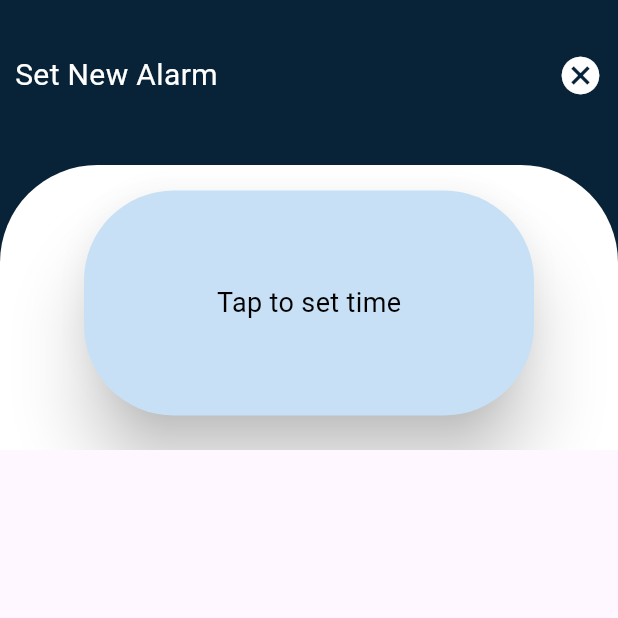
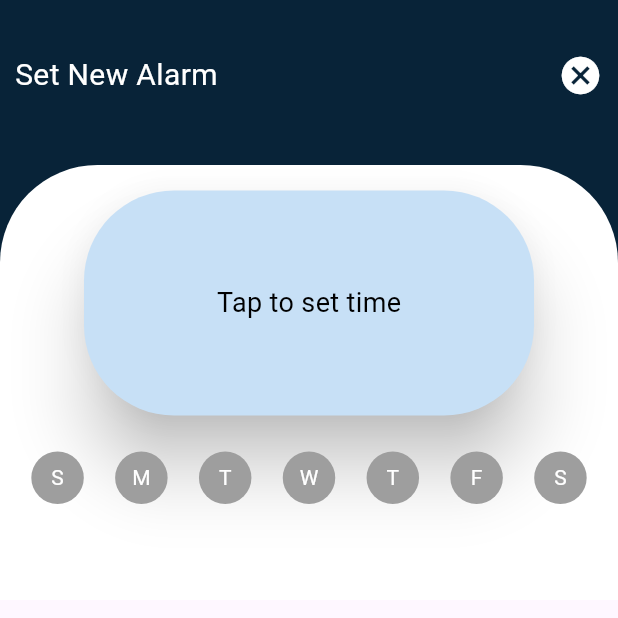
Before and after one commit to RasnaRasna/Alarm-App-with-Location-Based-Weather-Integration, a Flutter app: the AddHabit screen opened directly, on a phone screen of 412 x 824 dp, the top half of it. Run offline on Flutter 3.47's test engine with Material 3 defaults, Android fonts, the light colour scheme and no system bars.

Commit message:
Implemented day selection feature in alarm setup

```diff
--- a/lib/widgets/curverd_container.dart
+++ b/lib/widgets/curverd_container.dart
@@ -1,5 +1,6 @@
-import 'package:alarm_weather_app/widgets/date_picker.dart';
+// Import necessary packages and files
 import 'package:flutter/material.dart';
+import 'date_picker.dart'; // Assuming you have a file for the AlarmTime widget
 
 class CurvedBorderContainer extends StatefulWidget {
   @override
@@ -8,11 +9,13 @@ class CurvedBorderContainer extends StatefulWidget {
 
 class _CurvedBorderContainerState extends State<CurvedBorderContainer> {
   TimeOfDay? selectedTime;
+  List<bool> selectedDays =
+      List.generate(7, (index) => false); // To track selected days
 
   @override
   Widget build(BuildContext context) {
     return Container(
-      height: 300,
+      height: 400,
       decoration: const BoxDecoration(
         color: Color.fromARGB(255, 8, 35, 56),
       ),
@@ -93,6 +96,40 @@ class _CurvedBorderContainerState extends State<CurvedBorderContainer> {
                             ),
                           ),
                         ),
+                        SizedBox(height: 20),
+                        // Display days of the week
+                        Row(
+                          mainAxisAlignment: MainAxisAlignment.spaceEvenly,
+                          children: List.generate(
+                            7,
+                            (index) => GestureDetector(
+                              onTap: () {
+                                setState(() {
+                                  // Toggle the selection for the corresponding day
+                                  selectedDays[index] = !selectedDays[index];
+                                });
+                              },
+                              child: Container(
+                                width: 35,
+                                height: 35,
+                                decoration: BoxDecoration(
+                                  borderRadius: BorderRadius.circular(30),
+                                  color: selectedDays[index]
+                                      ? Color.fromARGB(255, 8, 35, 56)
+                                      : Colors.grey,
+                                ),
+                                child: Center(
+                                  child: Text(
+                                    getDayName(index),
+                                    style: TextStyle(
+                                      color: Colors.white,
+                                    ),
+                                  ),
+                                ),
+                              ),
+                            ),
+                          ),
+                        ),
                       ],
                     ),
                   ),
@@ -129,4 +166,26 @@ class _CurvedBorderContainerState extends State<CurvedBorderContainer> {
       });
     }
   }
+
+  // Helper function to get the day name based on the index
+  String getDayName(int index) {
+    switch (index) {
+      case 0:
+        return 'S';
+      case 1:
+        return 'M';
+      case 2:
+        return 'T';
+      case 3:
+        return 'W';
+      case 4:
+        return 'T';
+      case 5:
+        return 'F';
+      case 6:
+        return 'S';
+      default:
+        return '';
+    }
+  }
 }
```
